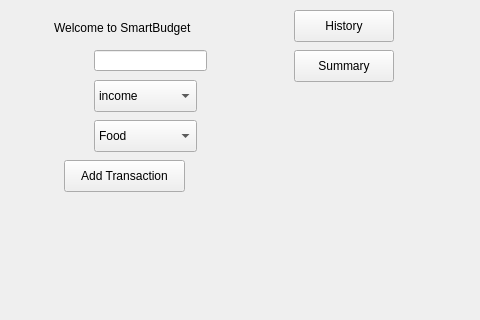
Qt form addtransaction.ui (Omaraboelsoud-web/smartbudget) before a commit; both pictures show x 216 to 696 and y 0 to 320 of the 873 by 564 pixel window.
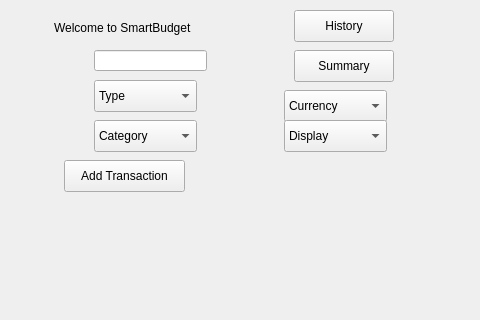
The same form after that commit.

Diff of the .ui file:
```diff
--- a/addtransaction.ui
+++ b/addtransaction.ui
@@ -58,6 +58,11 @@
      <height>32</height>
     </rect>
    </property>
+   <item>
+    <property name="text">
+     <string>Type</string>
+    </property>
+   </item>
    <item>
     <property name="text">
      <string>income</string>
@@ -208,6 +213,11 @@
      <height>32</height>
     </rect>
    </property>
+   <item>
+    <property name="text">
+     <string>Category</string>
+    </property>
+   </item>
    <item>
     <property name="text">
      <string>Food</string>
@@ -267,6 +277,56 @@
     <string>Summary</string>
    </property>
   </widget>
+  <widget class="QComboBox" name="comboCurrency">
+   <property name="geometry">
+    <rect>
+     <x>500</x>
+     <y>90</y>
+     <width>103</width>
+     <height>32</height>
+    </rect>
+   </property>
+   <item>
+    <property name="text">
+     <string>Currency</string>
+    </property>
+   </item>
+   <item>
+    <property name="text">
+     <string>USD</string>
+    </property>
+   </item>
+   <item>
+    <property name="text">
+     <string>EGP</string>
+    </property>
+   </item>
+  </widget>
+  <widget class="QComboBox" name="comboDisplayCurrency">
+   <property name="geometry">
+    <rect>
+     <x>500</x>
+     <y>120</y>
+     <width>103</width>
+     <height>32</height>
+    </rect>
+   </property>
+   <item>
+    <property name="text">
+     <string>Display</string>
+    </property>
+   </item>
+   <item>
+    <property name="text">
+     <string>Display-EGP</string>
+    </property>
+   </item>
+   <item>
+    <property name="text">
+     <string>Display-USD</string>
+    </property>
+   </item>
+  </widget>
  </widget>
  <resources/>
  <connections/>
```
